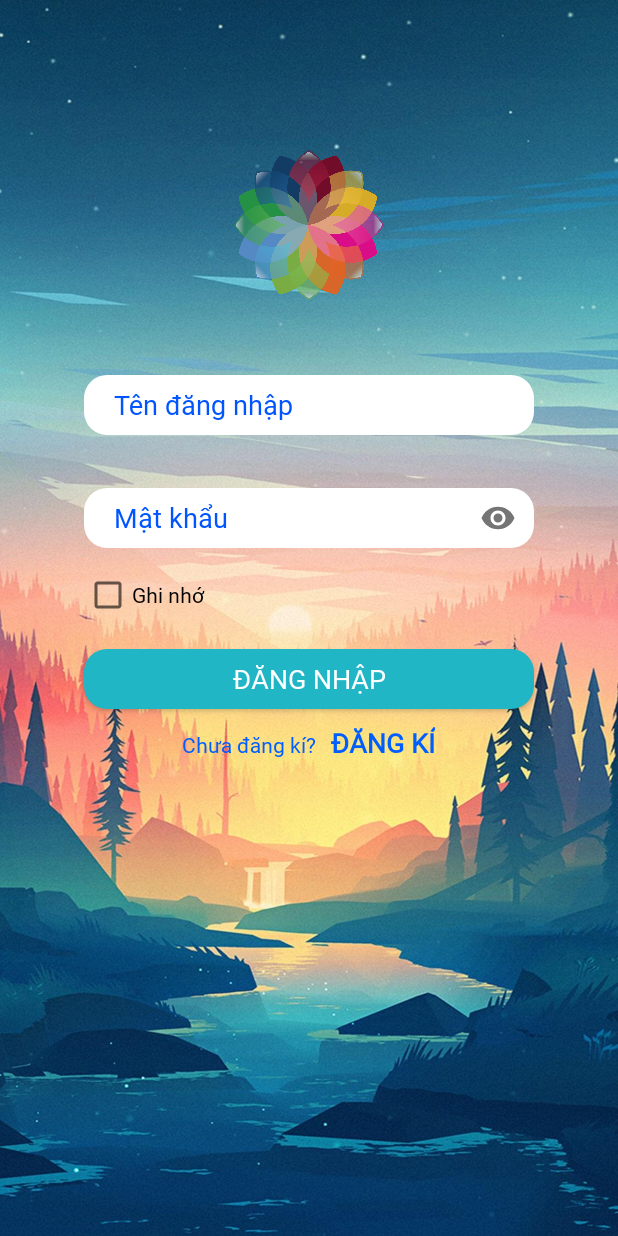
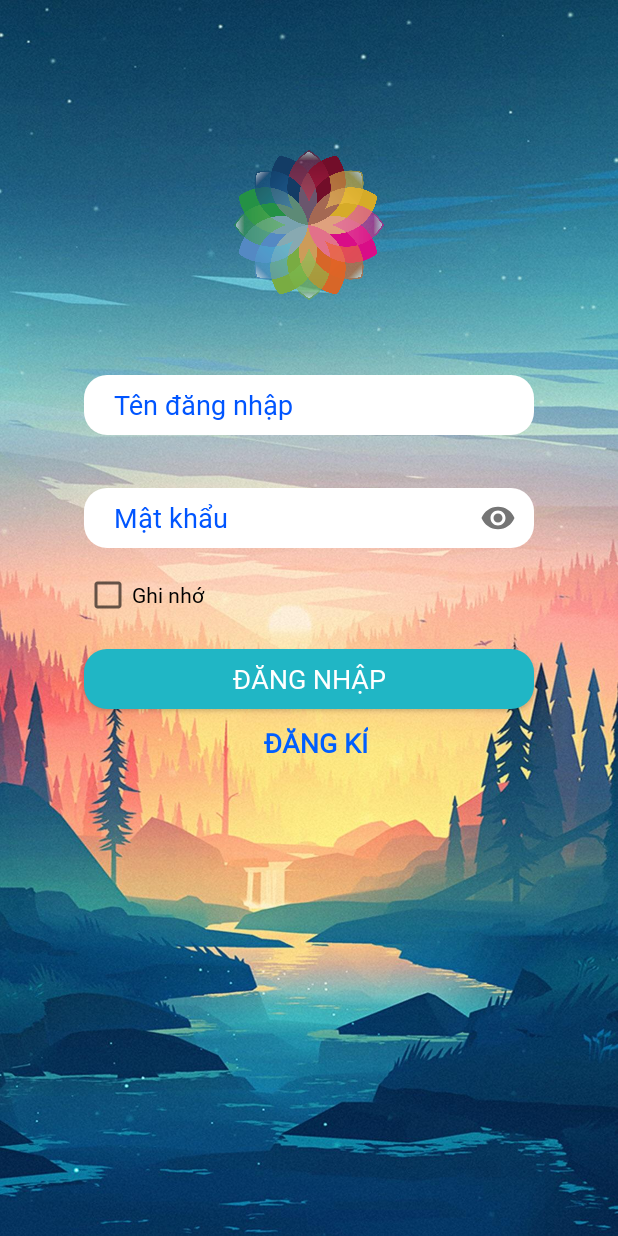
Before and after one commit to haibui2505/ASM_MOB204_PK01120_PK01537, an Android app: the DangNhap screen opened directly, with no data from a screen before it, on a phone screen of 412 x 824 dp. Run offline under Robolectric (Android 15) with nearby library versions, the phone set to English and light mode, and no system bars; libraries missing offline, so code that uses them is left out: com.blogspot.atifsoftwares.

Commit message:
xóa "chưa đăng kí"
xem kĩ

```diff
--- a/FALL2020/ASMPK011202/app/src/main/res/layout/activity_dang_nhap.xml
+++ b/FALL2020/ASMPK011202/app/src/main/res/layout/activity_dang_nhap.xml
@@ -79,12 +79,6 @@
         android:layout_height="wrap_content"
         android:orientation="horizontal"
         android:layout_marginTop="10dp">
-        <TextView
-            android:layout_width="wrap_content"
-            android:layout_height="35dp"
-            android:textColor="#FF005EFF"
-            android:fontFamily="@font/cour"
-            android:text="@string/ch_a_ng_k"></TextView>
 
         <TextView
             android:id="@+id/textview_register"
```
